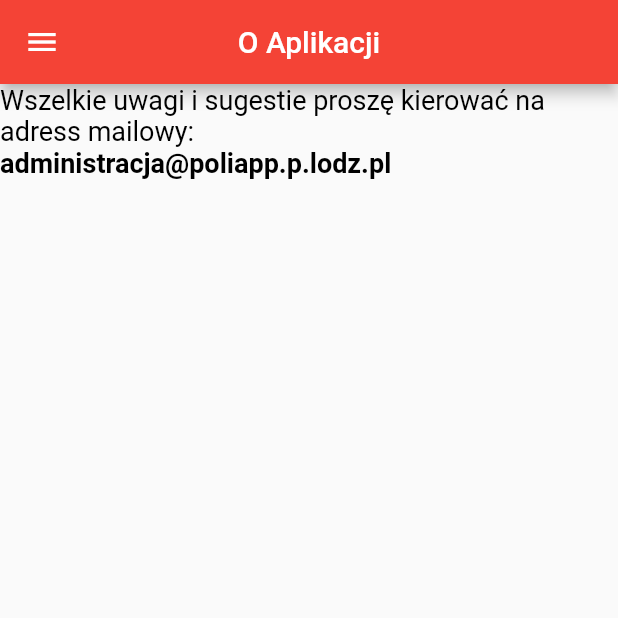
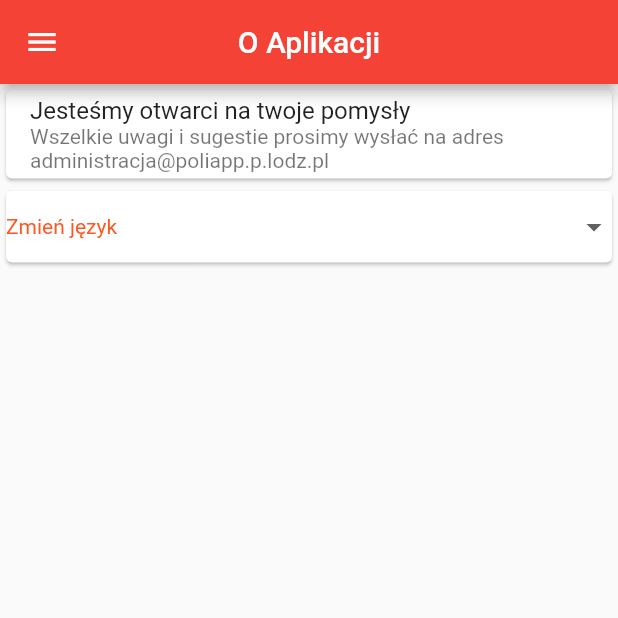
Before and after one commit to cyngiel/PoliApp, a Flutter app: the InfoPage screen opened directly, on a phone screen of 412 x 824 dp, the top half of it. Run offline on Flutter 3.47's test engine with Material 2 defaults, Android fonts, the phone set to English and light mode, and no system bars; our stand-ins replace cloud_firestore, expandable, firebase_core, table_calendar; missing offline and left inert: translator; accounts and stored records are empty.

```diff
--- a/lib/calendar_utils.dart
+++ b/lib/calendar_utils.dart
@@ -159,3 +159,16 @@ final kFirstDay = DateTime(kToday.year, kToday.month - 3, kToday.day);
 final kLastDay = DateTime(kToday.year, kToday.month + 3, kToday.day);
 
 final kNextDay = DateTime(kToday.year, kToday.month, kToday.day + 1);
+
+class Languages{
+
+  static final Languages _singleton = Languages._internal();
+
+  factory Languages() {
+    return _singleton;
+  }
+
+  Languages._internal();
+
+  String language = 'en';
+}
--- a/lib/pages/info_page.dart
+++ b/lib/pages/info_page.dart
@@ -1,26 +1,76 @@
 import 'package:poli_app/widgets/navigation_drawer_widget.dart';
 import 'package:flutter/material.dart';
+import 'package:poli_app/calendar_utils.dart';
 
-class InfoPage extends StatelessWidget {
+class InfoPage extends StatefulWidget {
+  State createState() => new MyAppState2();
+}
+
+class MyAppState2 extends State<InfoPage> {
+  String dropdownValue = 'Zmień język';
+  TextEditingController nameController = TextEditingController();
+  var l = Languages();
+
+  final sampleUrl = 'http://www.weeia.p.lodz.pl/wgrane_pliki/21dec10.pdf';
+
+  String? pdfFlePath;
+
   @override
   Widget build(BuildContext context) => Scaffold(
     drawer: NavigationDrawerWidget(),
     appBar: AppBar(
-      title: Text('O Aplikacji'),
+      title: const Text('O Aplikacji'),
       centerTitle: true,
       backgroundColor: Colors.red,
     ),
-    body: RichText(
-      text: const TextSpan(
-        text: 'Wszelkie uwagi i sugestie proszę kierować na adress mailowy:\n',
-        style: TextStyle(color: Colors.black, fontSize: 18.0),
-        children: <TextSpan>[
-          TextSpan(
-              text: 'administracja@poliapp.p.lodz.pl\n',
-              style: TextStyle(fontWeight: FontWeight.bold, )
+
+    body: ListView(children: <Widget>[
+         const Card(
+            child: ListTile(
+              //leading:  FlutterLogo(size: 56.0),
+              title: Text('Jesteśmy otwarci na twoje pomysły'),
+              subtitle: Text('Wszelkie uwagi i sugestie prosimy wysłać na adres administracja@poliapp.p.lodz.pl'),
+            ),
           ),
-        ],
-      ),
-    )
+      Card(
+          child: DropdownButton(
+            value: dropdownValue,
+            isExpanded: true,
+            items: <String>['Zmień język', 'Polski', 'English', 'Espaniol']
+                .map<DropdownMenuItem<String>>((String value) {
+              return DropdownMenuItem<String>(
+                value: value,
+                child: Text(value),
+              );
+            }).toList(),
+            onChanged: (String? newValue) {
+              setState(() {
+                dropdownValue = newValue!;
+                switch(dropdownValue){
+                  case 'English': l.language = 'en';
+                  break;
+                  case 'Espaniol': l.language = 'es';
+                  break;
+                  default: l.language = 'pl';
+                }
+              });
+            },
+            elevation: 16,
+            style: const TextStyle(color: Colors.deepOrange),
+            underline: Container(
+              height: 2,
+            ),
+          )),
+
+    ]),
   );
+
+
+  @override
+  State<StatefulWidget> createState() {
+    // TODO: implement createState
+    throw UnimplementedError();
+  }
+
+
 }
```
Also changed, not shown: lib/pages/timetable_page.dart (added, +168 -0 lines), lib/widgets/navigation_drawer_widget.dart (+37 -3 lines), pubspec.yaml (+6 -1 lines), pubspec.lock, 1 other file.
